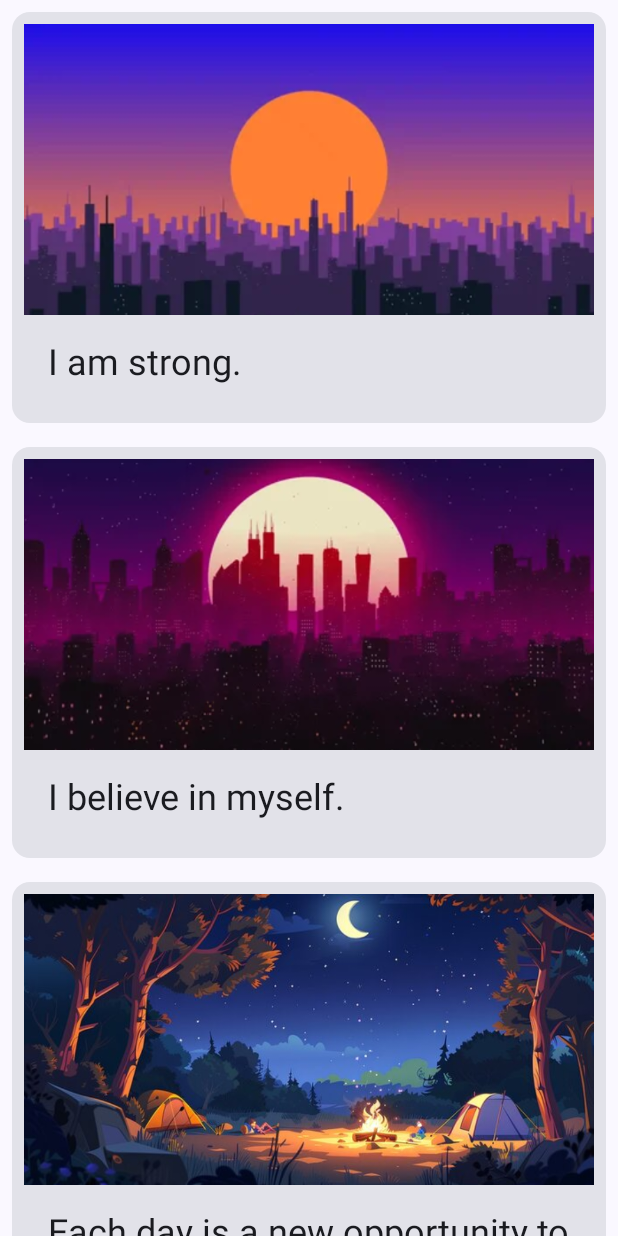
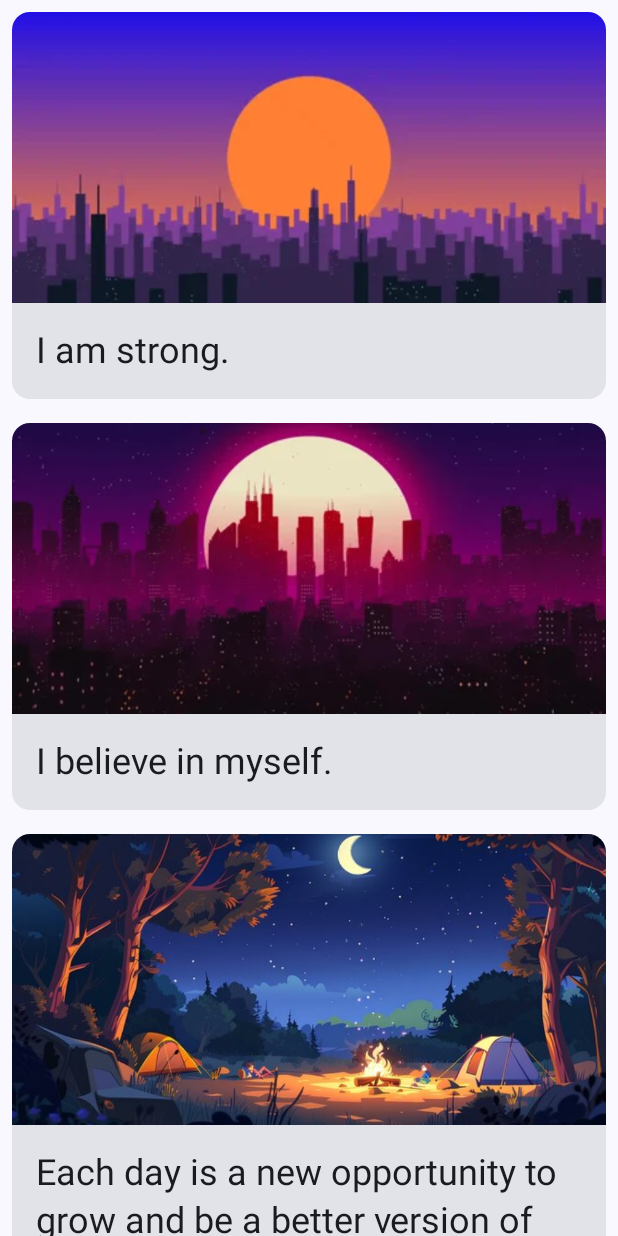
Before and after one commit to j4n9k4/AffirmationsApp, an Android app built with Jetpack Compose: the screen it shows after launch (MainActivity), on a phone screen of 412 x 824 dp. Run offline under Robolectric (Android 15) with nearby library versions, the phone set to English and light mode, and no system bars.

Commit message:
Removed the padding from the column

```diff
--- a/app/src/main/java/com/example/affirmationsapp/MainActivity.kt
+++ b/app/src/main/java/com/example/affirmationsapp/MainActivity.kt
@@ -76,7 +76,7 @@ fun AffirmationsApp()
 fun AffirmationCard(affirmation: Affirmation, modifier: Modifier = Modifier)
 {
     Card(modifier = modifier) {
-        Column(modifier = modifier) {
+        Column {
             Image(
                 painter = painterResource(affirmation.imageResourceId),
                 contentDescription = null,
```
